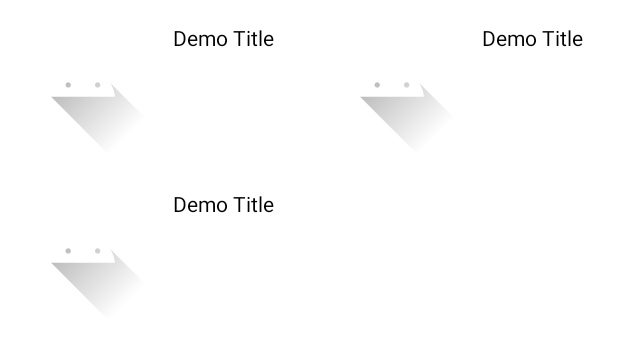
After one commit to GameOnAnil/MovieSearchingApp, an Android app: the layout fragment_main.xml on its own in the app's theme, with its tools: preview values and no code run, on a phone screen of 412 x 824 dp. The commit adds this screen. Shown: the top 348 px of the screen. Run offline under Robolectric (Android 15) with nearby library versions, the phone set to English and light mode, and no system bars.

Commit message:
Added adapter for MainFragment.kt Added DetailsFragment.kt with image view and description that works

```diff
--- a/app/src/main/java/com/example/moviesearchingapp/ui/MovieRepository.kt
+++ b/app/src/main/java/com/example/moviesearchingapp/data/MovieRepository.kt
@@ -1,4 +1,4 @@
-package com.example.moviesearchingapp.ui
+package com.example.moviesearchingapp.data
 
 import com.example.moviesearchingapp.data.network.MovieApi
 import com.example.moviesearchingapp.model.Movie
--- a/app/src/main/java/com/example/moviesearchingapp/ui/MainActivity.kt
+++ b/app/src/main/java/com/example/moviesearchingapp/ui/MainActivity.kt
@@ -4,6 +4,7 @@ import androidx.appcompat.app.AppCompatActivity
 import android.os.Bundle
 import androidx.activity.viewModels
 import com.example.moviesearchingapp.R
+import com.example.moviesearchingapp.ui.main.MovieViewModel
 import dagger.hilt.android.AndroidEntryPoint
 
 @AndroidEntryPoint
@@ -12,12 +13,9 @@ class MainActivity : AppCompatActivity() {
         private const val TAG = "MainActivity"
     }
 
-    private val bookViewModel by viewModels<MovieViewModel>()
-
     override fun onCreate(savedInstanceState: Bundle?) {
         super.onCreate(savedInstanceState)
         setContentView(R.layout.activity_main)
 
-        bookViewModel
     }
 }
--- /dev/null
+++ b/app/src/main/res/layout/fragment_main.xml
@@ -0,0 +1,17 @@
+<?xml version="1.0" encoding="utf-8"?>
+<FrameLayout xmlns:android="http://schemas.android.com/apk/res/android"
+    xmlns:app="http://schemas.android.com/apk/res-auto"
+    xmlns:tools="http://schemas.android.com/tools"
+    android:layout_width="match_parent"
+    android:layout_height="match_parent"
+    tools:context=".ui.main.MainFragment">
+
+    <androidx.recyclerview.widget.RecyclerView
+        android:id="@+id/recycler_view_main"
+        android:layout_width="match_parent"
+        android:layout_height="match_parent"
+        app:layoutManager="androidx.recyclerview.widget.GridLayoutManager"
+        app:spanCount="2"
+        tools:listitem="@layout/main_recycler_list" />
+
+</FrameLayout>
--- /dev/null
+++ b/app/src/main/res/layout/main_recycler_list.xml
@@ -0,0 +1,24 @@
+<?xml version="1.0" encoding="utf-8"?>
+<RelativeLayout xmlns:android="http://schemas.android.com/apk/res/android"
+    xmlns:tools="http://schemas.android.com/tools"
+    android:layout_width="match_parent"
+    android:layout_height="wrap_content"
+    android:padding="5dp">
+
+    <ImageView
+        android:id="@+id/image_view_main"
+        android:layout_width="100dp"
+        android:layout_height="100dp"
+        tools:src="@drawable/ic_launcher_foreground" />
+
+    <TextView
+        android:id="@+id/title_text"
+        android:layout_width="wrap_content"
+        android:layout_height="wrap_content"
+        android:layout_margin="10dp"
+        android:layout_toRightOf="@+id/image_view_main"
+        android:textColor="#000"
+        tools:text="Demo Title" />
+
+
+</RelativeLayout>
--- a/app/src/main/res/values/strings.xml
+++ b/app/src/main/res/values/strings.xml
@@ -1,3 +1,5 @@
 <resources>
     <string name="app_name">MovieSearchingApp</string>
+    <!-- TODO: Remove or change this placeholder text -->
+    <string name="hello_blank_fragment">Hello blank fragment</string>
 </resources>
--- a/build.gradle
+++ b/build.gradle
@@ -10,6 +10,9 @@ buildscript {
         classpath "org.jetbrains.kotlin:kotlin-gradle-plugin:$kotlin_version"
 
         classpath 'com.google.dagger:hilt-android-gradle-plugin:2.28.3-alpha'
+
+        def nav_version = "2.3.1"
+        classpath "androidx.navigation:navigation-safe-args-gradle-plugin:$nav_version"
 
         // NOTE: Do not place your application dependencies here; they belong
         // in the individual module build.gradle files
```
Also changed, not shown: app/build.gradle (+10 -0 lines), app/src/main/java/com/example/moviesearchingapp/adapter/MovieAdapter.kt (added, +77 -0 lines), app/src/main/java/com/example/moviesearchingapp/model/Movie.kt (+16 -2 lines), app/src/main/java/com/example/moviesearchingapp/ui/details/DetailsFragment.kt (added, +62 -0 lines), app/src/main/java/com/example/moviesearchingapp/ui/main/MainFragment.kt (added, +59 -0 lines), app/src/main/java/com/example/moviesearchingapp/ui/main/MovieViewModel.kt (renamed from app/src/main/java/com/example/moviesearchingapp/ui/MovieViewModel.kt, +7 -3 lines), app/src/main/res/layout/activity_main.xml (+7 -9 lines), app/src/main/res/layout/fragment_details.xml (added, +45 -0 lines), app/src/main/res/navigation/nav_graph.xml (added, +29 -0 lines).
